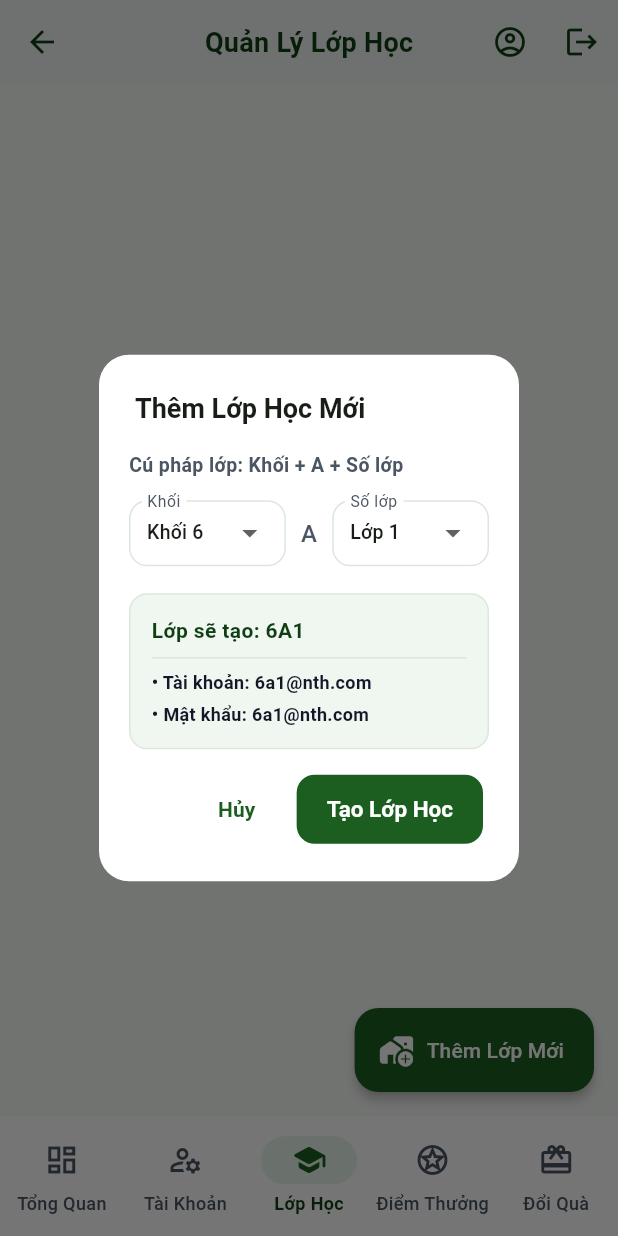
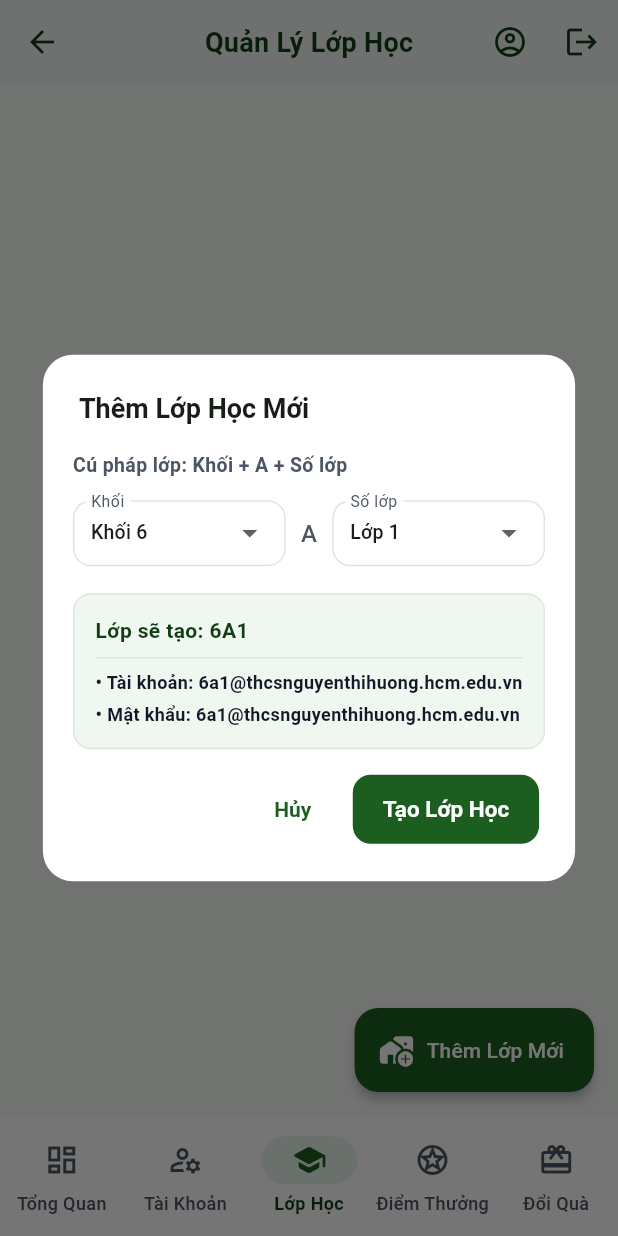
Before and after one commit to hungphamhuynh/hanhdongxanh, a Flutter app: the AdminDashboardScreen screen opened directly, item 3 of the bottom bar chosen, after a tap on "Thêm Lớp Mới", on a phone screen of 412 x 824 dp. Run offline on Flutter 3.47's test engine with Material 3 defaults, Android fonts, the phone set to English and light mode, and no system bars; our stand-ins replace cloud_firestore, connectivity_plus, firebase_auth, firebase_core; accounts and stored records are empty.

Commit message:
feat: change default email domain to thcsnguyenthihuong.hcm.edu.vn

```diff
--- /dev/null
+++ b/lib/core/constants/app_constants.dart
@@ -0,0 +1,15 @@
+/// Các hằng số cấu hình toàn cục của hệ thống
+class AppConstants {
+  /// Tên miền email chính thức của trường
+  static const String schoolDomain = 'thcsnguyenthihuong.hcm.edu.vn';
+
+  /// Đuôi email chính thức
+  static const String schoolEmailSuffix = '@thcsnguyenthihuong.hcm.edu.vn';
+
+  /// Email mặc định của Quản trị viên
+  static const String defaultAdminEmail = 'admin@thcsnguyenthihuong.hcm.edu.vn';
+
+  /// Email mặc định của Tổng phụ trách
+  static const String defaultLeadTeacherEmail =
+      'tongphutrach@thcsnguyenthihuong.hcm.edu.vn';
+}
--- a/lib/features/admin/presentation/screens/admin_dashboard_screen.dart
+++ b/lib/features/admin/presentation/screens/admin_dashboard_screen.dart
@@ -442,7 +442,7 @@ class _AdminDashboardScreenState extends State<AdminDashboardScreen> {
                   keyboardType: TextInputType.emailAddress,
                   decoration: const InputDecoration(
                     labelText: 'Email đăng nhập',
-                    hintText: 'vidu@nth.com',
+                    hintText: 'vidu@thcsnguyenthihuong.hcm.edu.vn',
                   ),
                 ),
                 const SizedBox(height: 12),
@@ -583,7 +583,8 @@ class _AdminDashboardScreenState extends State<AdminDashboardScreen> {
       builder: (ctx) => StatefulBuilder(
         builder: (context, setDialogState) {
           final className = '${selectedGrade}A$selectedClassNum';
-          final email = '${selectedGrade}a$selectedClassNum@nth.com';
+          final email =
+              '${selectedGrade}a$selectedClassNum@thcsnguyenthihuong.hcm.edu.vn';
 
           return AlertDialog(
             insetPadding: const EdgeInsets.symmetric(
@@ -1135,7 +1136,8 @@ class _AdminDashboardScreenState extends State<AdminDashboardScreen> {
                           points: points,
                           description: descCtrl.text.trim(),
                           iconName: selectedIcon,
-                          changedByEmail: user?.email ?? 'admin@nth.com',
+                          changedByEmail:
+                              user?.email ?? 'admin@thcsnguyenthihuong.hcm.edu.vn',
                           changedByUid: user?.uid ?? '',
                         );
 
@@ -1356,7 +1358,8 @@ class _AdminDashboardScreenState extends State<AdminDashboardScreen> {
                           pointsCost: points,
                           description: descCtrl.text.trim(),
                           iconName: selectedIcon,
-                          changedByEmail: user?.email ?? 'admin@nth.com',
+                          changedByEmail:
+                              user?.email ?? 'admin@thcsnguyenthihuong.hcm.edu.vn',
                           changedByUid: user?.uid ?? 'admin',
                         );
 
--- a/lib/features/admin/presentation/widgets/admin_point_rules_tab.dart
+++ b/lib/features/admin/presentation/widgets/admin_point_rules_tab.dart
@@ -91,7 +91,7 @@ class _AdminPointRulesTabState extends State<AdminPointRulesTab> {
                       try {
                         final user = FirebaseAuth.instance.currentUser;
                         await _pointRuleService.seedDefaultEcoRules(
-                          changedByEmail: user?.email ?? 'admin@nth.com',
+                          changedByEmail: user?.email ?? 'admin@thcsnguyenthihuong.hcm.edu.vn',
                           changedByUid: user?.uid ?? 'admin',
                         );
                         if (context.mounted) {
@@ -765,7 +765,7 @@ class _AdminPointRulesTabState extends State<AdminPointRulesTab> {
                           description: descCtrl.text.trim(),
                           iconName: selectedIcon,
                           oldRule: rule,
-                          changedByEmail: user?.email ?? 'admin@nth.com',
+                          changedByEmail: user?.email ?? 'admin@thcsnguyenthihuong.hcm.edu.vn',
                           changedByUid: user?.uid ?? '',
                         );
 
@@ -844,7 +844,7 @@ class _AdminPointRulesTabState extends State<AdminPointRulesTab> {
           rule.id,
           ruleName: rule.name,
           oldRule: rule,
-          changedByEmail: user?.email ?? 'admin@nth.com',
+          changedByEmail: user?.email ?? 'admin@thcsnguyenthihuong.hcm.edu.vn',
           changedByUid: user?.uid ?? '',
         );
         if (context.mounted) {
@@ -901,7 +901,7 @@ class _AdminPointRulesTabState extends State<AdminPointRulesTab> {
                 final user = FirebaseAuth.instance.currentUser;
                 await _pointRuleService.seedDefaultEcoRules(
                   overwrite: true,
-                  changedByEmail: user?.email ?? 'admin@nth.com',
+                  changedByEmail: user?.email ?? 'admin@thcsnguyenthihuong.hcm.edu.vn',
                   changedByUid: user?.uid ?? 'admin',
                 );
                 if (context.mounted) {
--- a/lib/features/admin/presentation/widgets/admin_reward_rules_tab.dart
+++ b/lib/features/admin/presentation/widgets/admin_reward_rules_tab.dart
@@ -92,7 +92,7 @@ class _AdminRewardRulesTabState extends State<AdminRewardRulesTab> {
                       try {
                         final user = FirebaseAuth.instance.currentUser;
                         await _rewardService.seedDefaultRewardRules(
-                          changedByEmail: user?.email ?? 'admin@nth.com',
+                          changedByEmail: user?.email ?? 'admin@thcsnguyenthihuong.hcm.edu.vn',
                           changedByUid: user?.uid ?? 'admin',
                         );
                         if (context.mounted) {
@@ -329,7 +329,7 @@ class _AdminRewardRulesTabState extends State<AdminRewardRulesTab> {
                                       id: rule.id,
                                       currentActive: rule.isActive,
                                       oldRule: rule,
-                                      changedByEmail: user?.email ?? 'admin@nth.com',
+                                      changedByEmail: user?.email ?? 'admin@thcsnguyenthihuong.hcm.edu.vn',
                                       changedByUid: user?.uid ?? 'admin',
                                     );
                                     break;
@@ -613,7 +613,7 @@ class _AdminRewardRulesTabState extends State<AdminRewardRulesTab> {
                           description: descCtrl.text.trim(),
                           iconName: selectedIcon,
                           oldRule: rule,
-                          changedByEmail: user?.email ?? 'admin@nth.com',
+                          changedByEmail: user?.email ?? 'admin@thcsnguyenthihuong.hcm.edu.vn',
                           changedByUid: user?.uid ?? 'admin',
                         );
 
@@ -695,7 +695,7 @@ class _AdminRewardRulesTabState extends State<AdminRewardRulesTab> {
           rule.id,
           ruleName: rule.name,
           oldRule: rule,
-          changedByEmail: user?.email ?? 'admin@nth.com',
+          changedByEmail: user?.email ?? 'admin@thcsnguyenthihuong.hcm.edu.vn',
           changedByUid: user?.uid ?? 'admin',
         );
         if (context.mounted) {
--- a/lib/features/admin/services/admin_class_service.dart
+++ b/lib/features/admin/services/admin_class_service.dart
@@ -2,6 +2,7 @@ import 'dart:convert';
 import 'package:cloud_firestore/cloud_firestore.dart';
 import 'package:http/http.dart' as http;
 
+import '../../../../core/constants/app_constants.dart';
 import '../../../../core/constants/user_role.dart';
 import '../../../../firebase_options.dart';
 
@@ -13,7 +14,7 @@ class AdminClassService {
     return _firestore.collection('classes').snapshots();
   }
 
-  /// Thêm lớp học mới: Tự động tạo tài khoản tương ứng `<ten_lop>@nth.com`
+  /// Thêm lớp học mới: Tự động tạo tài khoản tương ứng `<ten_lop>@thcsnguyenthihuong.hcm.edu.vn`
   /// và liên kết chặt chẽ giữa classes/{className} và users/{uid}
   Future<void> createClass({
     required String className,
@@ -28,8 +29,8 @@ class AdminClassService {
     }
 
     final cleanLower = cleanClassName.toLowerCase();
-    final email = '$cleanLower@nth.com';
-    final password = '$cleanLower@nth.com';
+    final email = '$cleanLower${AppConstants.schoolEmailSuffix}';
+    final password = '$cleanLower${AppConstants.schoolEmailSuffix}';
     final fullName = 'Lớp $cleanClassName';
 
     // 1. Kiểm tra lớp học đã tồn tại trong Firestore chưa
--- a/lib/features/admin/services/point_rule_service.dart
+++ b/lib/features/admin/services/point_rule_service.dart
@@ -56,7 +56,7 @@ class PointRuleService {
     required int points,
     String description = '',
     String iconName = 'bottle',
-    String changedByEmail = 'admin@nth.com',
+    String changedByEmail = 'admin@thcsnguyenthihuong.hcm.edu.vn',
     String changedByUid = '',
   }) async {
     final cleanName = name.trim();
@@ -109,7 +109,7 @@ class PointRuleService {
     String description = '',
     String iconName = 'bottle',
     PointRuleModel? oldRule,
-    String changedByEmail = 'admin@nth.com',
+    String changedByEmail = 'admin@thcsnguyenthihuong.hcm.edu.vn',
     String changedByUid = '',
   }) async {
     final cleanName = name.trim();
@@ -187,7 +187,7 @@ class PointRuleService {
     required String id,
     required bool currentActive,
     String ruleName = '',
-    String changedByEmail = 'admin@nth.com',
+    String changedByEmail = 'admin@thcsnguyenthihuong.hcm.edu.vn',
     String changedByUid = '',
   }) async {
     final batch = _firestore.batch();
@@ -215,7 +215,7 @@ class PointRuleService {
     String id, {
     String ruleName = '',
     PointRuleModel? oldRule,
-    String changedByEmail = 'admin@nth.com',
+    String changedByEmail = 'admin@thcsnguyenthihuong.hcm.edu.vn',
     String changedByUid = '',
   }) async {
     final Map<String, dynamic> oldValues = oldRule != null
@@ -249,7 +249,7 @@ class PointRuleService {
   /// Khởi tạo 5 thể loại phế liệu mẫu chuẩn phong trào: Chai nhựa, Lon nhôm, Giấy vụn, Pin cũ, Bút viết cũ
   Future<void> seedDefaultEcoRules({
     bool overwrite = false,
-    String changedByEmail = 'admin@nth.com',
+    String changedByEmail = 'admin@thcsnguyenthihuong.hcm.edu.vn',
     String changedByUid = 'system',
   }) async {
     final snapshot = await _rulesCollection.get();
--- a/lib/features/admin/services/reward_service.dart
+++ b/lib/features/admin/services/reward_service.dart
@@ -193,7 +193,7 @@ class RewardService {
 
   /// Khởi tạo 4 phần thưởng mẫu ban đầu
   Future<void> seedDefaultRewardRules({
-    String changedByEmail = 'admin@nth.com',
+    String changedByEmail = 'admin@thcsnguyenthihuong.hcm.edu.vn',
     String changedByUid = 'system',
   }) async {
     final sampleRewards = [
--- a/lib/features/auth/presentation/screens/login_screen.dart
+++ b/lib/features/auth/presentation/screens/login_screen.dart
@@ -157,7 +157,7 @@ class _LoginScreenState extends State<LoginScreen> {
                     keyboardType: TextInputType.emailAddress,
                     decoration: const InputDecoration(
                       labelText: 'Tài khoản Email',
-                      hintText: 'vidu: 6a1@nth.com',
+                      hintText: 'vidu: 6a1@thcsnguyenthihuong.hcm.edu.vn',
                       prefixIcon: Icon(Icons.email_outlined),
                     ),
                     validator: (val) {
--- a/lib/features/lead_teacher/presentation/widgets/lead_teacher_pending_orders_tab.dart
+++ b/lib/features/lead_teacher/presentation/widgets/lead_teacher_pending_orders_tab.dart
@@ -75,7 +75,7 @@ class _LeadTeacherPendingOrdersTabState
       try {
         await _rewardService.approveRewardOrder(
           orderId: order.id,
-          approvedByEmail: widget.user?.email ?? 'tongphutrach@nth.com',
+          approvedByEmail: widget.user?.email ?? 'tongphutrach@thcsnguyenthihuong.hcm.edu.vn',
           approvedByUid: widget.user?.uid ?? '',
         );
         if (mounted) {
@@ -152,7 +152,7 @@ class _LeadTeacherPendingOrdersTabState
           await _rewardService.rejectRewardOrder(
             orderId: order.id,
             rejectionReason: reasonCtrl.text.trim(),
-            rejectedByEmail: widget.user?.email ?? 'tongphutrach@nth.com',
+            rejectedByEmail: widget.user?.email ?? 'tongphutrach@thcsnguyenthihuong.hcm.edu.vn',
             rejectedByUid: widget.user?.uid ?? '',
           );
           if (mounted) {
```
